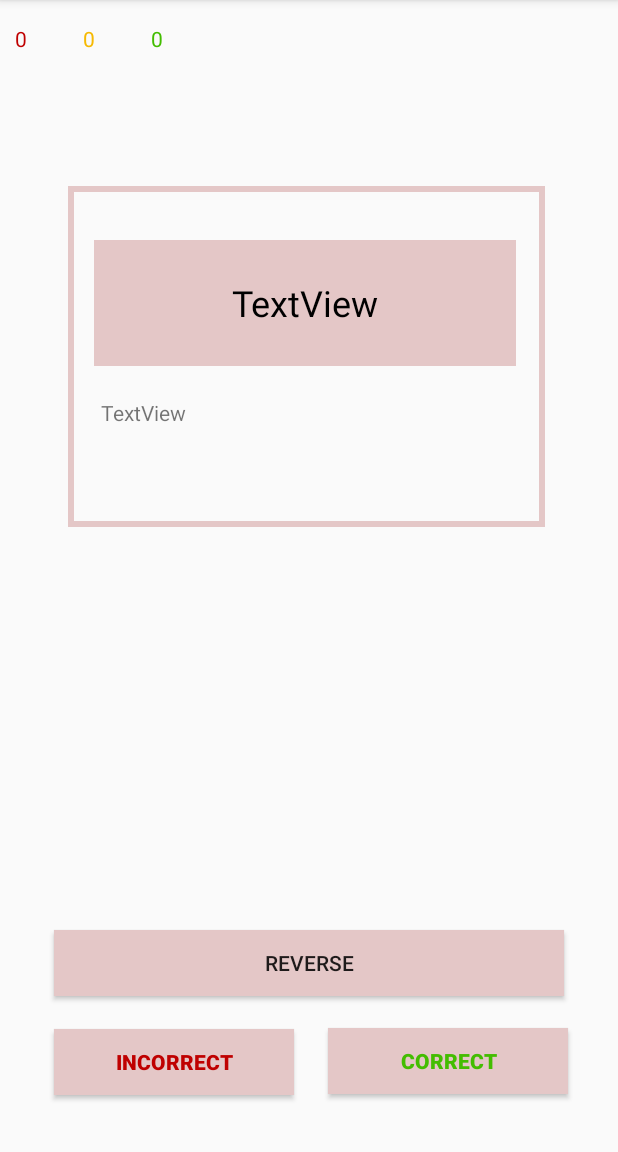
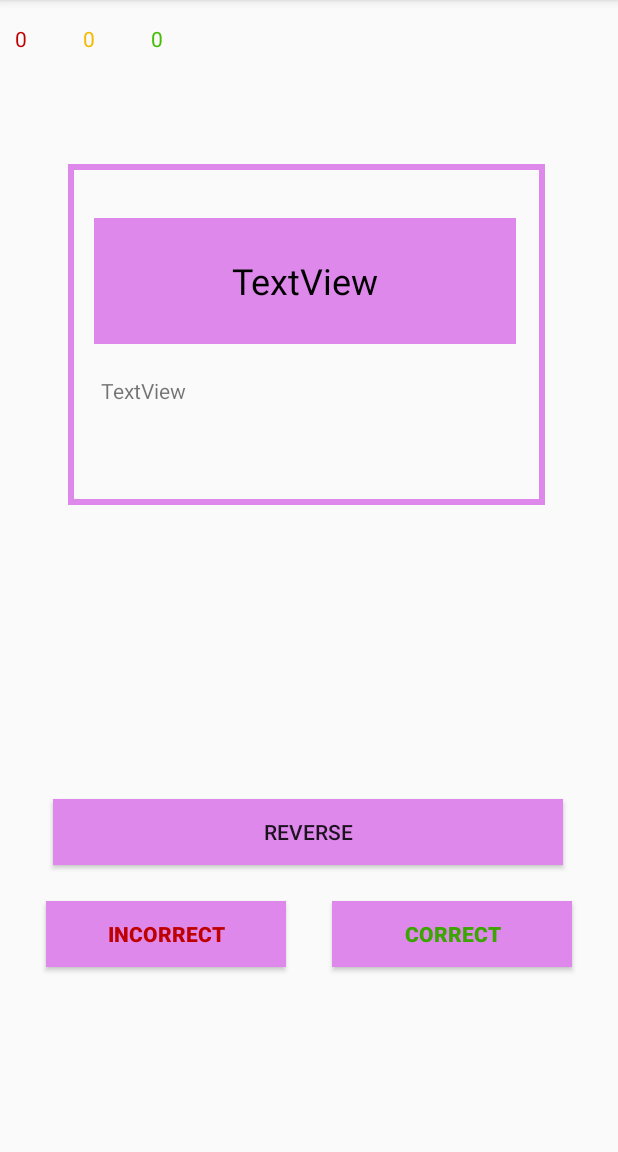
Before and after one commit to k-teo/octolearn, an Android app: the DisplayFlashcardActivity screen opened directly, with no data from a screen before it, on a phone screen of 412 x 824 dp, the part 84-1236 px from its top. Run offline under Robolectric (Android 15) with nearby library versions, the phone set to English and light mode, and no system bars; 5 statements that could not run were skipped.

Commit message:
Changed color settings

```diff
--- a/app/src/main/java/com/octolearn/Statistics.java
+++ b/app/src/main/java/com/octolearn/Statistics.java
@@ -22,8 +22,8 @@ public class Statistics extends AppCompatActivity {
         PieChart pieChart = findViewById(R.id.pieChart);
 
         ArrayList<PieEntry> values = new ArrayList<>();
-        values.add(new PieEntry(508, "to learn"));
-        values.add(new PieEntry(400, "accomplished"));
+        values.add(new PieEntry(3, "to learn"));
+        values.add(new PieEntry(1, "accomplished"));
 
         PieDataSet pieDataSet = new PieDataSet(values, "Flashcards");
         pieDataSet.setColors(ColorTemplate.COLORFUL_COLORS);
--- a/app/src/main/res/layout/activity_display_flashcard.xml
+++ b/app/src/main/res/layout/activity_display_flashcard.xml
@@ -10,56 +10,57 @@
         android:id="@+id/incorrect"
         android:layout_width="160dp"
         android:layout_height="44dp"
-        android:layout_marginStart="36dp"
-        android:layout_marginLeft="36dp"
-        android:layout_marginTop="20dp"
         android:background="@color/colorPrimaryBright"
         android:text="incorrect"
         android:textColor="#BF0000"
         android:textStyle="bold"
         app:layout_constraintBottom_toBottomOf="parent"
+        app:layout_constraintEnd_toStartOf="@+id/correct"
+        app:layout_constraintHorizontal_bias="0.5"
         app:layout_constraintStart_toStartOf="parent"
-        app:layout_constraintTop_toBottomOf="@+id/back"
-        app:layout_constraintVertical_bias="0.05" />
+        app:layout_constraintTop_toTopOf="parent"
+        app:layout_constraintVertical_bias="0.83" />
 
     <Button
         android:id="@+id/correct"
         android:layout_width="160dp"
         android:layout_height="44dp"
-        android:layout_marginTop="20dp"
         android:background="@color/colorPrimaryBright"
         android:text="correct"
-        android:textColor="#43BD01"
+        android:textColor="#3ba600"
         android:textStyle="bold"
         app:layout_constraintBottom_toBottomOf="parent"
         app:layout_constraintEnd_toEndOf="parent"
-        app:layout_constraintHorizontal_bias="0.406"
+        app:layout_constraintHorizontal_bias="0.5"
         app:layout_constraintStart_toEndOf="@+id/incorrect"
-        app:layout_constraintTop_toBottomOf="@+id/back"
-        app:layout_constraintVertical_bias="0.025" />
+        app:layout_constraintTop_toTopOf="parent"
+        app:layout_constraintVertical_bias="0.83" />
 
     <Button
         android:id="@+id/back"
         android:layout_width="340dp"
         android:layout_height="44dp"
-        android:layout_marginBottom="104dp"
         android:background="@color/colorPrimaryBright"
         android:text="Reverse"
         app:layout_constraintBottom_toBottomOf="parent"
         app:layout_constraintEnd_toEndOf="parent"
-        app:layout_constraintStart_toStartOf="parent" />
+        app:layout_constraintHorizontal_bias="0.492"
+        app:layout_constraintStart_toStartOf="parent"
+        app:layout_constraintTop_toTopOf="parent"
+        app:layout_constraintVertical_bias="0.736" />
 
     <TextView
         android:id="@+id/textView6"
         android:layout_width="318dp"
         android:layout_height="227dp"
-        android:layout_marginTop="124dp"
         android:background="@drawable/box"
         android:text=""
+        app:layout_constraintBottom_toBottomOf="parent"
         app:layout_constraintEnd_toEndOf="parent"
         app:layout_constraintHorizontal_bias="0.483"
         app:layout_constraintStart_toStartOf="parent"
-        app:layout_constraintTop_toTopOf="parent" />
+        app:layout_constraintTop_toTopOf="parent"
+        app:layout_constraintVertical_bias="0.202" />
 
     <TextView
         android:id="@+id/word"
--- a/app/src/main/res/values/colors.xml
+++ b/app/src/main/res/values/colors.xml
@@ -3,5 +3,5 @@
     <color name="colorPrimary">#781887</color>
     <color name="colorPrimaryDark">#560961</color>
     <color name="colorAccent">#781887</color>
-    <color name="colorPrimaryBright">#E4C7C7</color>
+    <color name="colorPrimaryBright">#de88eb</color>
 </resources>
```
